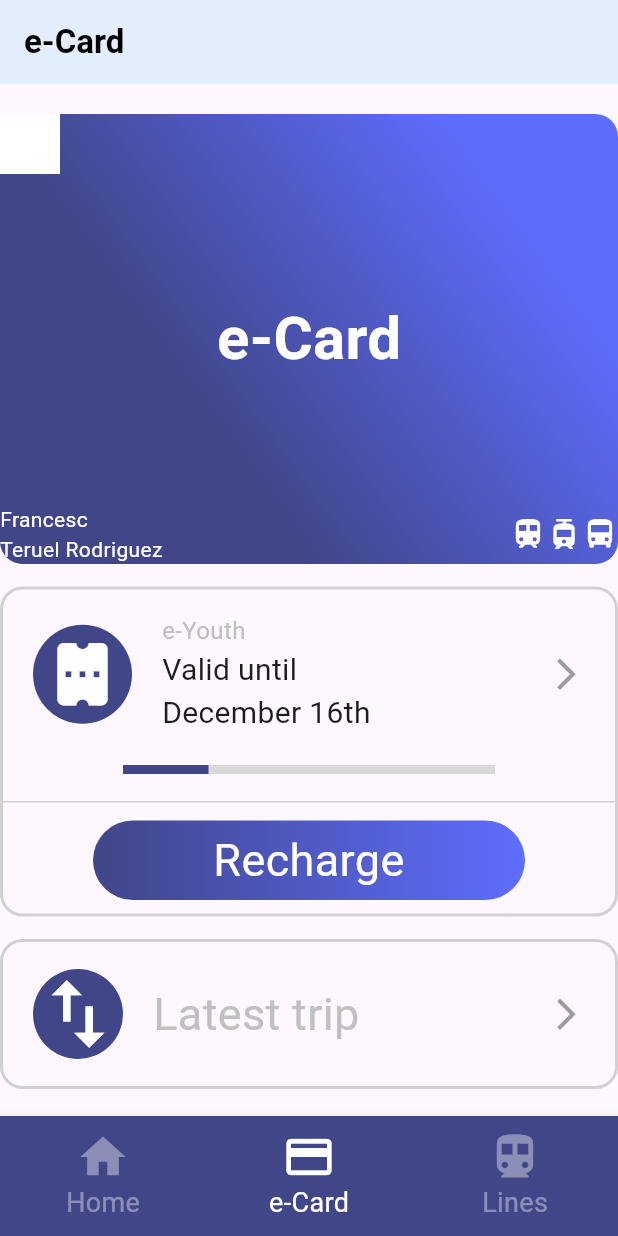
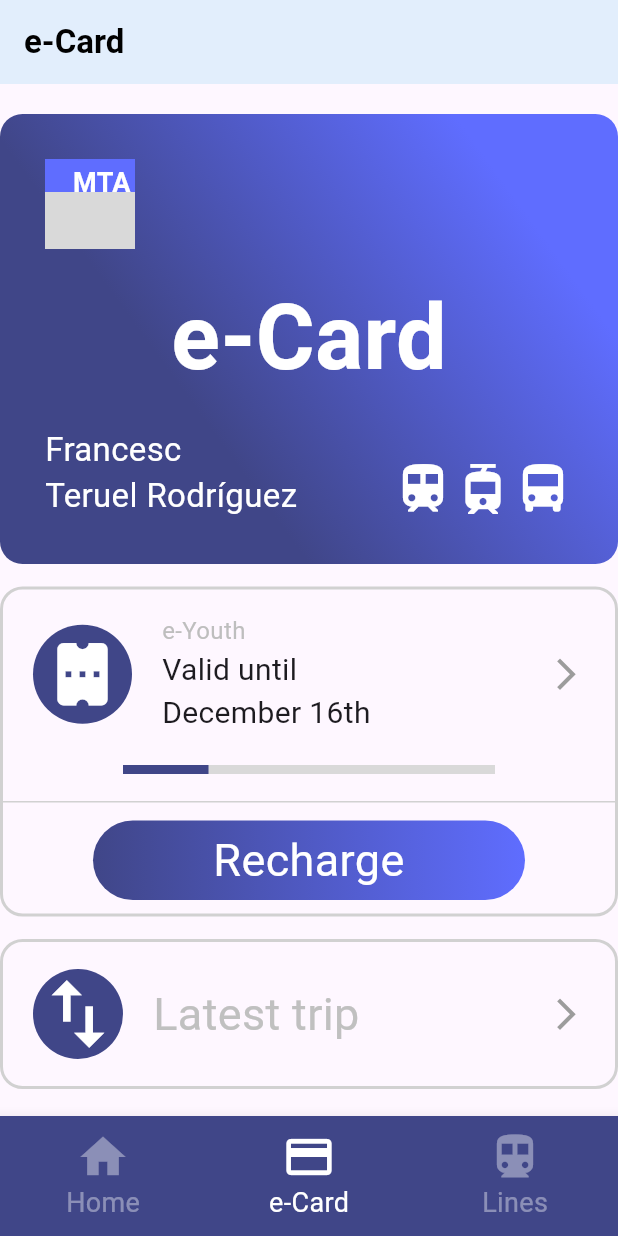
Before and after one commit to francesctr4/FlutterAppProject, a Flutter app: the screen it shows after launch, item 2 of the bottom bar chosen, on a phone screen of 412 x 824 dp. Run offline on Flutter 3.47's test engine with Material 3 defaults, Android fonts, the phone set to English and light mode, and no system bars.

Commit message:
MTA Logo Widget + finished frontal face of the e-Card

```diff
--- a/flutter_app_project/project_source/lib/widgets/ecard_widget.dart
+++ b/flutter_app_project/project_source/lib/widgets/ecard_widget.dart
@@ -1,5 +1,6 @@
 import 'package:flutter/material.dart';
 import 'package:project_source/models/e_card_class.dart';
+import 'package:project_source/widgets/mta_logo_widget.dart';
 
 class EcardWidget extends StatelessWidget {
   const EcardWidget({
@@ -25,64 +26,76 @@
           ],
         ),
       ),
-      child: Column(
-        mainAxisAlignment: MainAxisAlignment.spaceBetween,
+      child: const Stack(
         children: [
           Align(
             alignment: Alignment.topLeft,
-            child: Container(
-              width: 40,
-              height: 40,
-              color: Colors.white,
+            child: Padding(
+              padding: EdgeInsets.fromLTRB(30, 30, 0, 0),
+              child: MTALogoWidget(),
             ),
           ),
-          const Center(
+          Center(
             child: Text(
               "e-Card",
               style: TextStyle(
-                fontSize: 40,
+                fontSize: 60,
                 fontWeight: FontWeight.bold,
                 color: Colors.white,
               ),
             ),
           ),
-          const Row(
-            mainAxisAlignment: MainAxisAlignment.spaceBetween,
-            children: [
-              Column(
+          Padding(
+            padding: EdgeInsets.fromLTRB(30, 0, 0, 30),
+            child: Align(
+              alignment: Alignment.bottomLeft,
+              child: Column(
+                mainAxisAlignment: MainAxisAlignment.end,
                 crossAxisAlignment: CrossAxisAlignment.start,
                 children: [
                   Text(
                     "Francesc",
                     style: TextStyle(
                       color: Colors.white,
+                      fontSize: 22,
                     ),
                   ),
                   Text(
-                    "Teruel Rodriguez",
+                    "Teruel Rodríguez",
                     style: TextStyle(
                       color: Colors.white,
+                      fontSize: 22,
                     ),
                   ),
                 ],
               ),
-              Row(
+            ),
+          ),
+          Align(
+            alignment: Alignment.bottomCenter,
+            child: Padding(
+              padding: EdgeInsets.fromLTRB(0, 0, 30, 30),
+              child: Row(
+                mainAxisAlignment: MainAxisAlignment.end,
                 children: [
                   Icon(
                     Icons.train,
                     color: Colors.white,
+                    size: 40,
                   ),
                   Icon(
                     Icons.tram,
                     color: Colors.white,
+                    size: 40,
                   ),
                   Icon(
                     Icons.directions_bus,
                     color: Colors.white,
+                    size: 40,
                   ),
                 ],
               ),
-            ],
+            ),
           ),
         ],
       ),
--- /dev/null
+++ b/flutter_app_project/project_source/lib/widgets/mta_logo_widget.dart
@@ -0,0 +1,40 @@
+import 'package:flutter/material.dart';
+
+class MTALogoWidget extends StatelessWidget {
+  const MTALogoWidget({
+    super.key,
+  });
+
+  @override
+  Widget build(BuildContext context) {
+    return SizedBox(
+      width: 60,
+      height: 60,
+      child: Container(
+        color: const Color.fromRGBO(217, 217, 217, 1),
+        child: Stack(
+          children: [
+            Container(
+              height: 22,
+              color: const Color.fromRGBO(95, 109, 255, 1),
+            ),
+            const Align(
+              alignment: Alignment.topRight,
+              child: Padding(
+                padding: EdgeInsets.only(top: 3, right: 3),
+                child: Text(
+                  "MTA",
+                  style: TextStyle(
+                    color: Colors.white,
+                    fontWeight: FontWeight.bold,
+                    fontSize: 18,
+                  ),
+                ),
+              ),
+            ),
+          ],
+        ),
+      ),
+    );
+  }
+}
```
